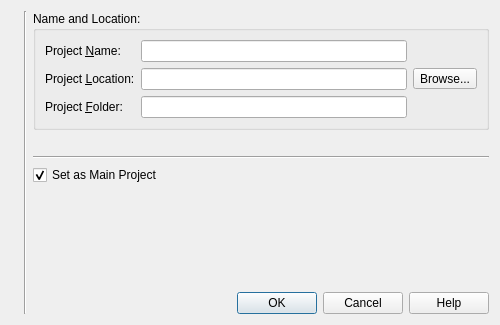
Above: qgama-core/src/projects_manager/newprojectdialog.ui from cepek/qgama-0.2.4 before the change. Below: the same form after it.
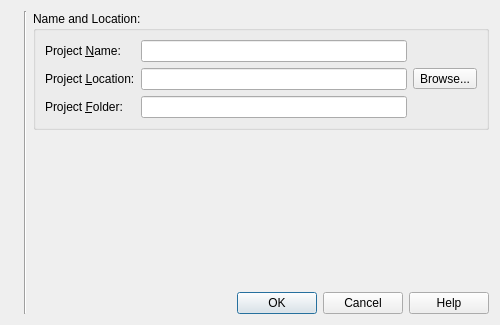
That is the form after the change. Icons and pictures are not drawn.

Commit message: Projects management basic implementation...

```diff
--- a/qgama-core/src/projects_manager/newprojectdialog.ui
+++ b/qgama-core/src/projects_manager/newprojectdialog.ui
@@ -118,23 +118,6 @@
        </property>
       </widget>
      </item>
-     <item>
-      <widget class="Line" name="line_Horizontal">
-       <property name="orientation">
-        <enum>Qt::Horizontal</enum>
-       </property>
-      </widget>
-     </item>
-     <item>
-      <widget class="QCheckBox" name="checkBox_Set_As_Main_Project">
-       <property name="text">
-        <string>Set as Main Project</string>
-       </property>
-       <property name="checked">
-        <bool>true</bool>
-       </property>
-      </widget>
-     </item>
      <item>
       <spacer name="verticalSpacer">
        <property name="orientation">
```
Left out of the diff: 6 changed lines with no effect on the pictures. The commit also changes 16 other files.
